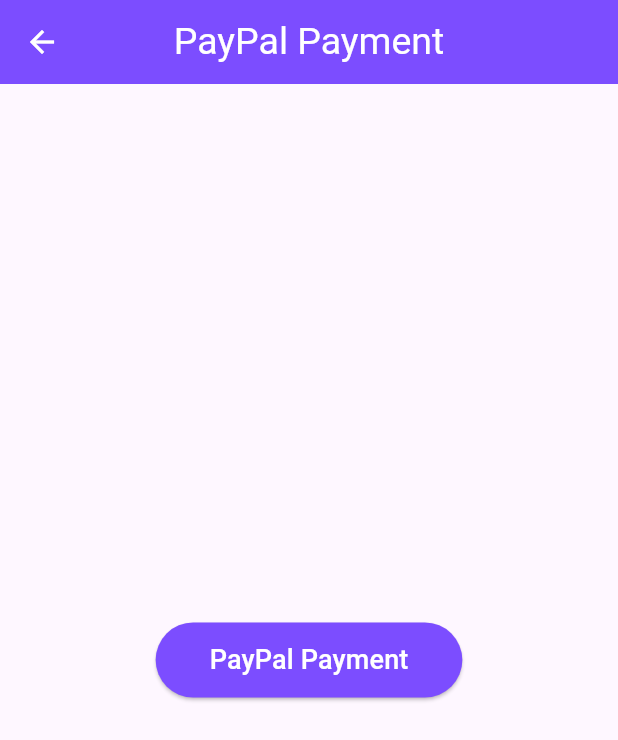
After one commit to Nitingadhiya/flutter-payment-integration, a Flutter app: the screen it shows after launch, after a tap on "PayPal", on a phone screen of 412 x 824 dp. The commit adds this screen. Shown: the top 740 px of the screen. Run offline on Flutter 3.47's test engine with Material 3 defaults, Android fonts, the phone set to English and light mode, and no system bars; missing offline and left inert: flutter_paypal, flutter_stripe, pay, razorpay_flutter; network calls fail.

Commit message:
add new payment integration "PayPal payment"

```diff
--- a/lib/Google Pay/google_pay_integration.dart
+++ b/lib/Google Pay/google_pay_integration.dart
@@ -44,6 +44,7 @@
               if (snapshot.hasData) {
                 return Platform.isAndroid
                     ? GooglePayButton(
+                        width: 200,
                         paymentConfiguration: snapshot.data!,
                         paymentItems: const [PaymentItem(label: 'Total', amount: "100", status: PaymentItemStatus.final_price, type: PaymentItemType.total)],
                         type: GooglePayButtonType.buy,
--- /dev/null
+++ b/lib/PayPal/pay_pal_integration.dart
@@ -0,0 +1,110 @@
+import 'package:flutter/material.dart';
+import 'package:flutter_paypal/flutter_paypal.dart';
+
+class PayPalIntegration extends StatefulWidget {
+  const PayPalIntegration({super.key});
+
+  @override
+  State<PayPalIntegration> createState() => _PayPalIntegrationState();
+}
+
+class _PayPalIntegrationState extends State<PayPalIntegration> {
+  @override
+  Widget build(BuildContext context) {
+    return Scaffold(
+      appBar: AppBar(
+        backgroundColor: Colors.deepPurpleAccent,
+        title: const Text(
+          'PayPal Payment',
+          style: TextStyle(color: Colors.white, fontSize: 25),
+        ),
+        centerTitle: true,
+        iconTheme: const IconThemeData(color: Colors.white),
+      ),
+      body: Center(
+        child: Column(
+          mainAxisAlignment: MainAxisAlignment.center,
+          children: [
+            ElevatedButton(
+              onPressed: () {
+                Navigator.of(context).push(
+                  MaterialPageRoute(
+                    builder: (BuildContext context) => UsePaypal(
+                        sandboxMode: true,
+                        clientId:
+                        "AW1TdvpSGbIM5iP4HJNI5TyTmwpY9Gv9dYw8_8yW5lYIbCqf326vrkrp0ce9TAqjEGMHiV3OqJM_aRT0",
+                        secretKey:
+                        "EHHtTDjnmTZATYBPiGzZC_AZUfMpMAzj2VZUeqlFUrRJA_C0pQNCxDccB5qoRQSEdcOnnKQhycuOWdP9",
+                        returnURL: "https://samplesite.com/return",
+                        cancelURL: "https://samplesite.com/cancel",
+                        transactions: const [
+                          {
+                            "amount": {
+                              "total": '10.12',
+                              "currency": "USD",
+                              "details": {
+                                "subtotal": '10.12',
+                                "shipping": '0',
+                                "shipping_discount": 0
+                              }
+                            },
+                            "description":
+                            "The payment transaction description.",
+                            // "payment_options": {
+                            //   "allowed_payment_method":
+                            //       "INSTANT_FUNDING_SOURCE"
+                            // },
+                            "item_list": {
+                              "items": [
+                                {
+                                  "name": "A demo product",
+                                  "quantity": 1,
+                                  "price": '10.12',
+                                  "currency": "USD"
+                                }
+                              ],
+
+                              // shipping address is not required though
+                              "shipping_address": {
+                                "recipient_name": "Jane Foster",
+                                "line1": "Travis County",
+                                "line2": "",
+                                "city": "Austin",
+                                "country_code": "US",
+                                "postal_code": "73301",
+                                "phone": "+00000000",
+                                "state": "Texas"
+                              },
+                            }
+                          }
+                        ],
+                        note: "Contact us for any questions on your order.",
+                        onSuccess: (Map params) async {
+                          print("onSuccess: $params");
+                        },
+                        onError: (error) {
+                          print("onError: $error");
+                        },
+                        onCancel: (params) {
+                          print('cancelled: $params');
+                        }),
+                  ),
+                );
+              },
+              style: ElevatedButton.styleFrom(
+                backgroundColor: Colors.deepPurpleAccent,
+              ),
+              child: const Padding(
+                padding: EdgeInsets.all(12.0),
+                child: Text(
+                  "PayPal Payment",
+                  style: TextStyle(color: Colors.white, fontSize: 18),
+                ),
+              ),
+            )
+          ],
+        ),
+      ),
+    );
+  }
+}
--- a/lib/Razor Pay/razor_pay_integartion.dart
+++ b/lib/Razor Pay/razor_pay_integartion.dart
@@ -27,7 +27,6 @@
         child: Column(
           mainAxisAlignment: MainAxisAlignment.center,
           children: [
-            Image.network('https://sellonboard.com/wp-content/uploads/2021/09/razorpay.png', height: 80),
             ElevatedButton(
               onPressed: () async {
                 try {
--- a/lib/home_screen.dart
+++ b/lib/home_screen.dart
@@ -1,6 +1,7 @@
 import 'package:demo_payment_integrations/Google%20Pay/google_pay_integration.dart';
 import 'package:demo_payment_integrations/Razor%20Pay/razor_pay_integartion.dart';
 import 'package:demo_payment_integrations/Stripe/stripe_integration.dart';
+import 'package:demo_payment_integrations/PayPal/pay_pal_integration.dart';
 import 'package:flutter/material.dart';
 
 class HomeScreen extends StatefulWidget {
@@ -81,6 +82,25 @@
                 ),
               ),
             ),
+            const SizedBox(height: 10),
+            ElevatedButton(
+              onPressed: () {
+                Navigator.push(
+                  context,
+                  MaterialPageRoute(builder: (context) => const PayPalIntegration()),
+                );
+              },
+              style: ElevatedButton.styleFrom(
+                backgroundColor: Colors.deepPurpleAccent,
+              ),
+              child: const Padding(
+                padding: EdgeInsets.all(12.0),
+                child: Text(
+                  "PayPal",
+                  style: TextStyle(color: Colors.white, fontSize: 18),
+                ),
+              ),
+            ),
           ],
         ),
       ),
--- a/pubspec.yaml
+++ b/pubspec.yaml
@@ -36,10 +36,11 @@
   # Use with the CupertinoIcons class for iOS style icons.
   cupertino_icons: ^1.0.6
 
-  http: ^1.2.2
+  http:
   razorpay_flutter: ^1.3.7
   pay: ^2.0.0
   flutter_stripe: ^11.0.0
+  flutter_paypal:
 
 dev_dependencies:
   flutter_test:
```
Also changed, not shown: pubspec.lock.
